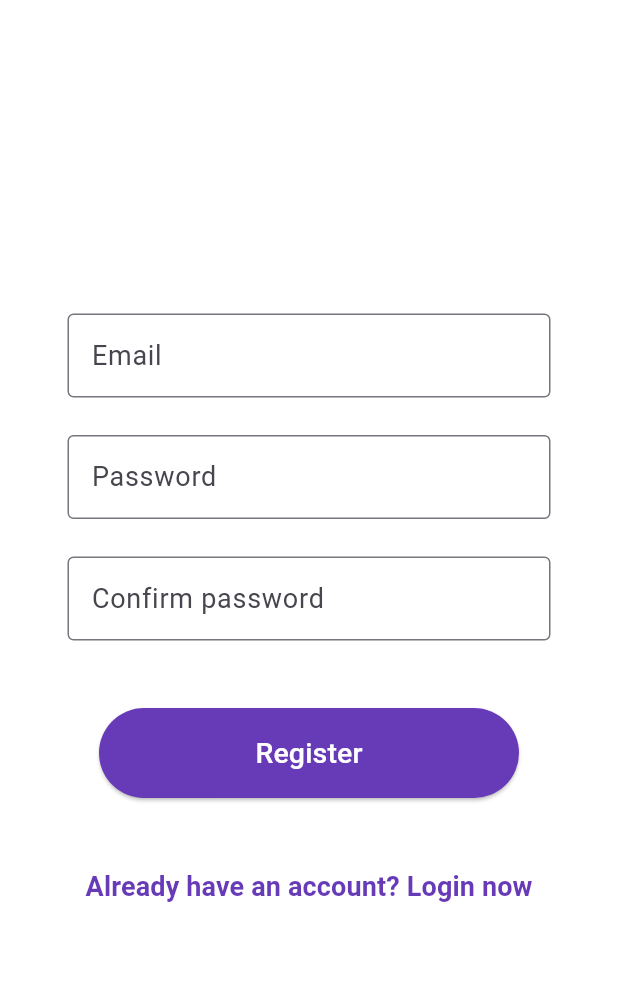
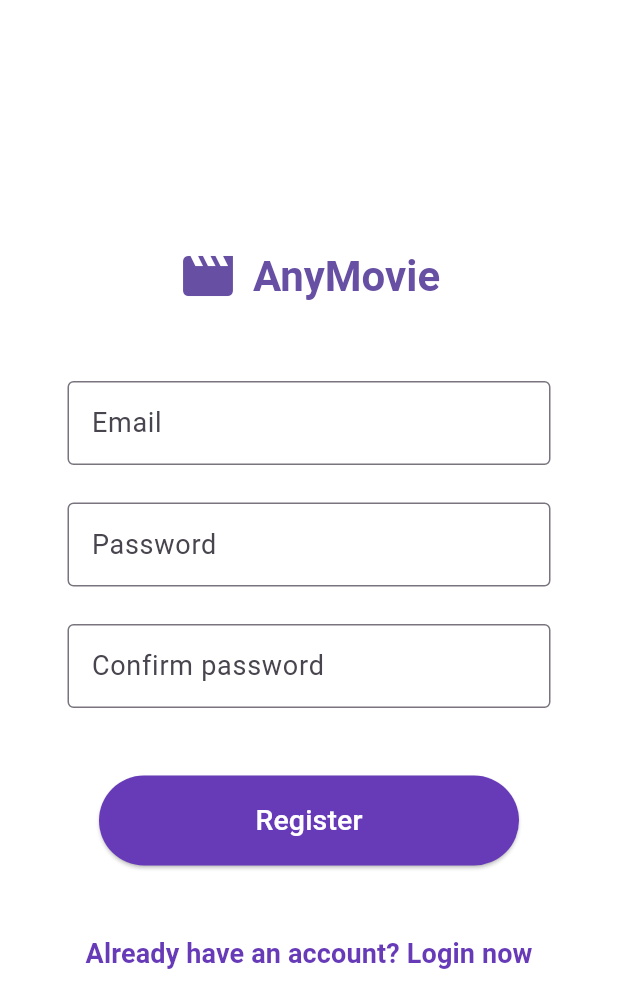
Before and after one commit to teomac/Watchee, a Flutter app: the screen it shows after launch, after a tap on "Sign In", after a tap on "Not a member? Register now", on a phone screen of 412 x 824 dp. Shown: the top 1008 px of the screen. Run offline on Flutter 3.47's test engine with Material 3 defaults, Android fonts, the phone set to English and light mode, and no system bars; our stand-ins replace app_links, carousel_slider, cloud_firestore, firebase_auth, firebase_core, firebase_messaging and 11 more; accounts and stored records are empty; network calls fail.

Commit message:
added logo in login and register pages

```diff
--- a/lib/pages/login_and_register/login_page.dart
+++ b/lib/pages/login_and_register/login_page.dart
@@ -74,13 +74,26 @@ class _LoginPageState extends State<LoginPage> {
     });
   }
 
-  Widget _title() {
-    return const Text(
-      'Authentication logo here',
-      style: TextStyle(
-        color: Colors.black,
-        fontSize: 32,
-      ),
+  Widget _buildTitle() {
+    final isDarkMode = Theme.of(context).brightness == Brightness.dark;
+    return Row(
+      mainAxisAlignment: MainAxisAlignment.center,
+      children: [
+        Icon(
+          Icons.movie,
+          size: 40,
+          color: isDarkMode ? Colors.white : Theme.of(context).primaryColor,
+        ),
+        const SizedBox(width: 10),
+        Text(
+          'AnyMovie',
+          style: Theme.of(context).textTheme.headlineMedium?.copyWith(
+                fontWeight: FontWeight.bold,
+                color:
+                    isDarkMode ? Colors.white : Theme.of(context).primaryColor,
+              ),
+        ),
+      ],
     );
   }
 
@@ -115,18 +128,17 @@ class _LoginPageState extends State<LoginPage> {
   Widget build(BuildContext context) {
     return Scaffold(
         resizeToAvoidBottomInset: false,
-        appBar: AppBar(
-          title: _title(),
-        ),
-        body: Container(
-          height: double.infinity,
-          width: double.infinity,
-          padding: const EdgeInsets.all(20),
-          child: SafeArea(
+        body: SafeArea(
+            child: Center(
+                child: SingleChildScrollView(
+          child: Padding(
+            padding: const EdgeInsets.symmetric(horizontal: 20),
             child: Column(
                 crossAxisAlignment: CrossAxisAlignment.center,
                 mainAxisAlignment: MainAxisAlignment.center,
                 children: <Widget>[
+                  _buildTitle(),
+                  const SizedBox(height: 50),
                   MyTextField(
                       controller: _controllerEmail,
                       title: 'Email',
@@ -248,6 +260,6 @@ class _LoginPageState extends State<LoginPage> {
                   )
                 ]),
           ),
-        ));
+        ))));
   }
 }
--- a/lib/pages/login_and_register/register_page.dart
+++ b/lib/pages/login_and_register/register_page.dart
@@ -174,6 +174,29 @@ class _RegisterPageState extends State<RegisterPage> {
     }
   }
 
+  Widget _buildTitle() {
+    final isDarkMode = Theme.of(context).brightness == Brightness.dark;
+    return Row(
+      mainAxisAlignment: MainAxisAlignment.center,
+      children: [
+        Icon(
+          Icons.movie,
+          size: 40,
+          color: isDarkMode ? Colors.white : Theme.of(context).primaryColor,
+        ),
+        const SizedBox(width: 10),
+        Text(
+          'AnyMovie',
+          style: Theme.of(context).textTheme.headlineMedium?.copyWith(
+                fontWeight: FontWeight.bold,
+                color:
+                    isDarkMode ? Colors.white : Theme.of(context).primaryColor,
+              ),
+        ),
+      ],
+    );
+  }
+
   @override
   Widget build(BuildContext context) {
     return Scaffold(
@@ -187,6 +210,8 @@ class _RegisterPageState extends State<RegisterPage> {
             crossAxisAlignment: CrossAxisAlignment.center,
             mainAxisAlignment: MainAxisAlignment.center,
             children: <Widget>[
+              _buildTitle(),
+              const SizedBox(height: 50),
               MyTextField(
                   controller: _controllerEmail,
                   title: 'Email',
```
